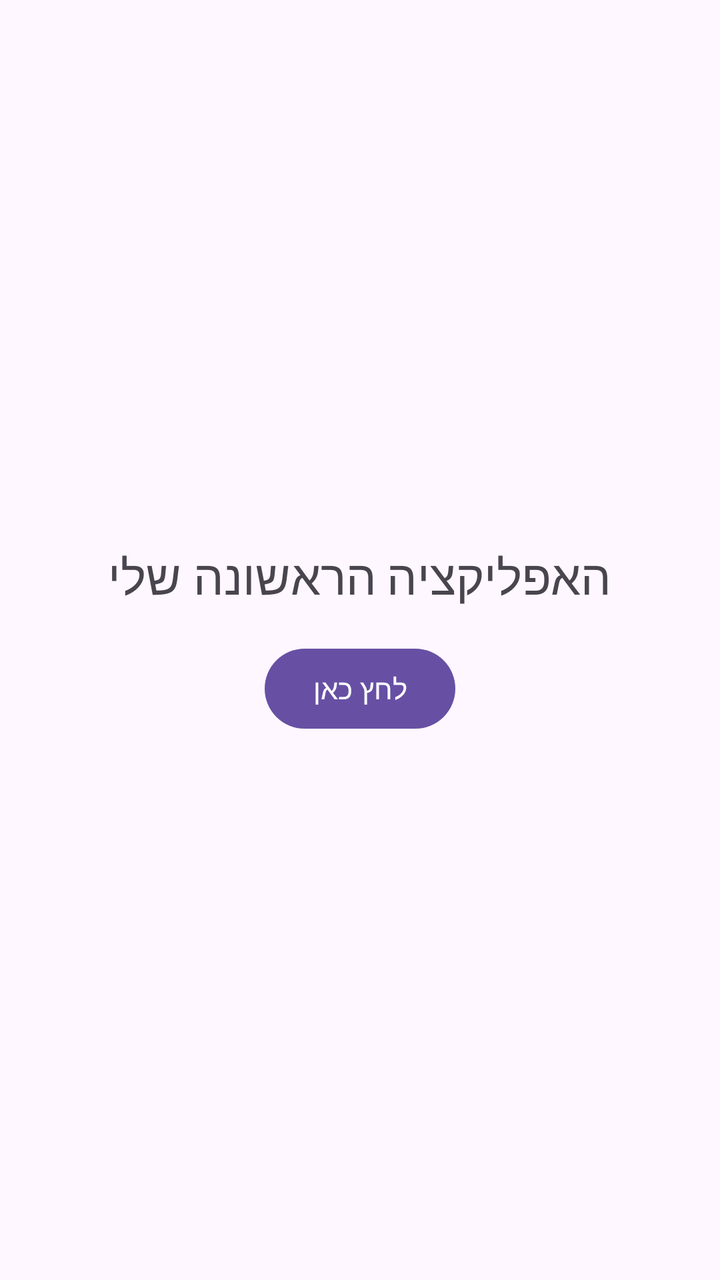
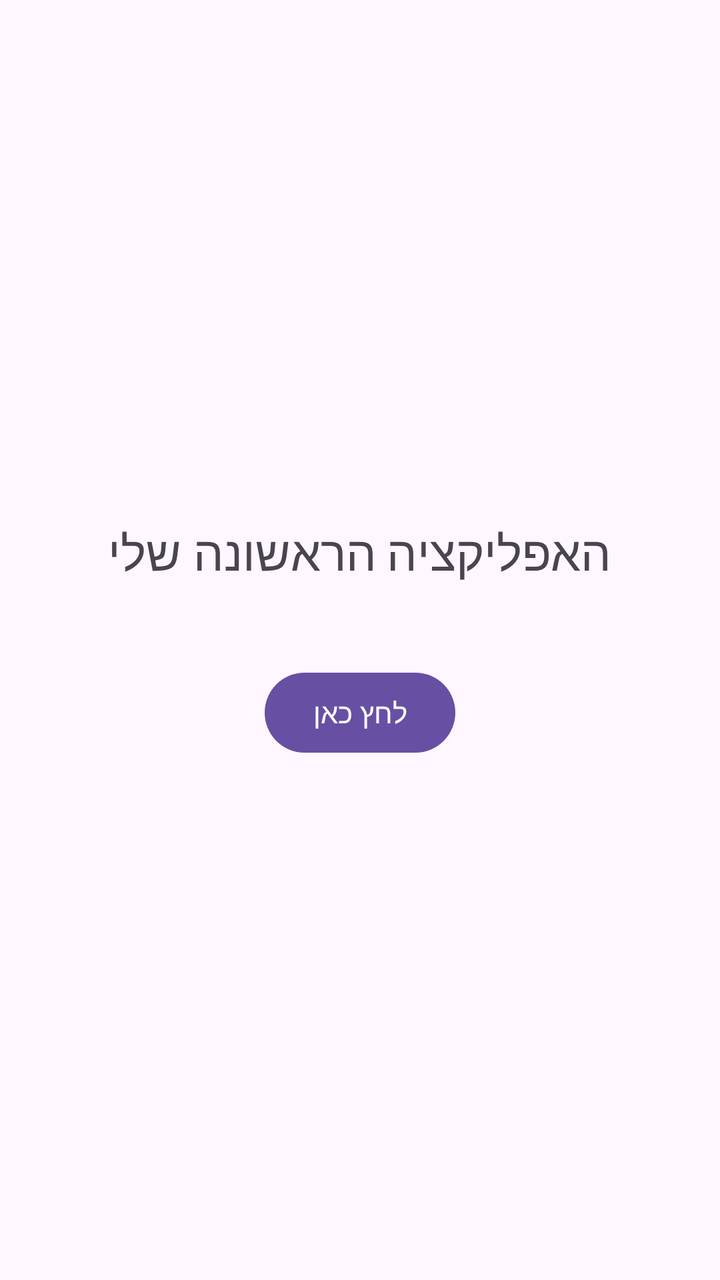

Before-and-after screenshots of an Android layout around one commit, followed by the original layout XML and the change that was made.
<!-- AndroidManifest.xml: application theme Theme.MyApplication -->
<!-- res/layout/activity_main.xml -->
<?xml version="1.0" encoding="utf-8"?>
<LinearLayout xmlns:android="http://schemas.android.com/apk/res/android"
    android:layout_width="match_parent"
    android:layout_height="match_parent"
    android:orientation="vertical"
    android:gravity="center"
    android:padding="16dp"
    android:id="@+id/main">


    <TextView
        android:id="@+id/btn_click_me"

    android:layout_width="wrap_content"
    android:layout_height="wrap_content"
    android:text="@string/my_message"
    android:textSize="24sp"
 />

<Button
android:id="@+id/btnClick"
android:layout_width="wrap_content"
android:layout_height="wrap_content"
android:layout_marginTop="16dp"
android:text="@string/click_here"
/>




    </LinearLayout>
<!-- resources referenced by this layout -->
<resources>
  <string name="click_here">לחץ כאן</string>
  <string name="my_message">האפליקציה הראשונה שלי</string>
  <style name="Theme.MyApplication" parent="Base.Theme.MyApplication" />
  <style name="Base.Theme.MyApplication" parent="Theme.Material3.DayNight.NoActionBar">
          
          
      </style>
</resources>

<!-- the commit's change to res/layout/activity_main.xml (unified diff, before → after) -->
@@ -21,7 +21,7 @@
 android:id="@+id/btnClick"
 android:layout_width="wrap_content"
 android:layout_height="wrap_content"
-android:layout_marginTop="16dp"
+android:layout_marginTop="40dp"
 android:text="@string/click_here"
 />
 
